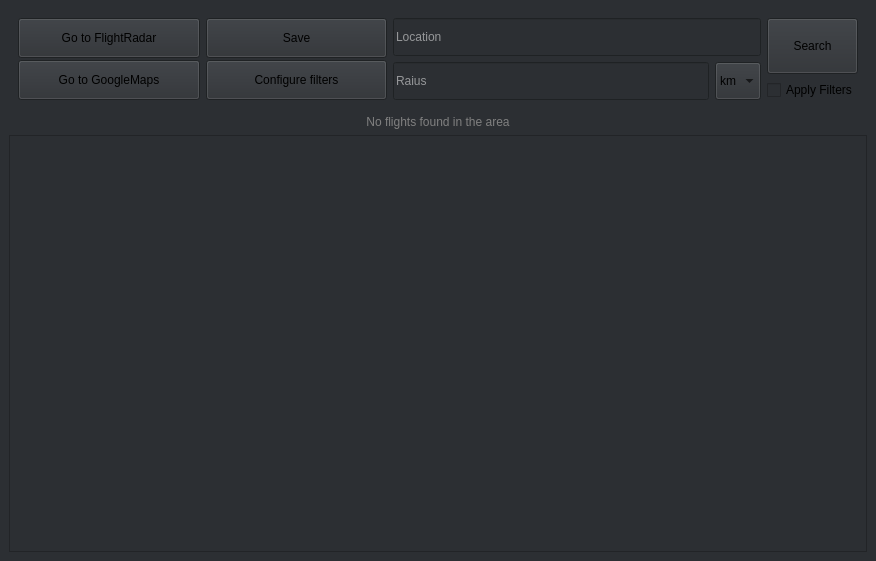
mikalaytsepl/FlightsAround, file ui/test.ui: the form before one commit.
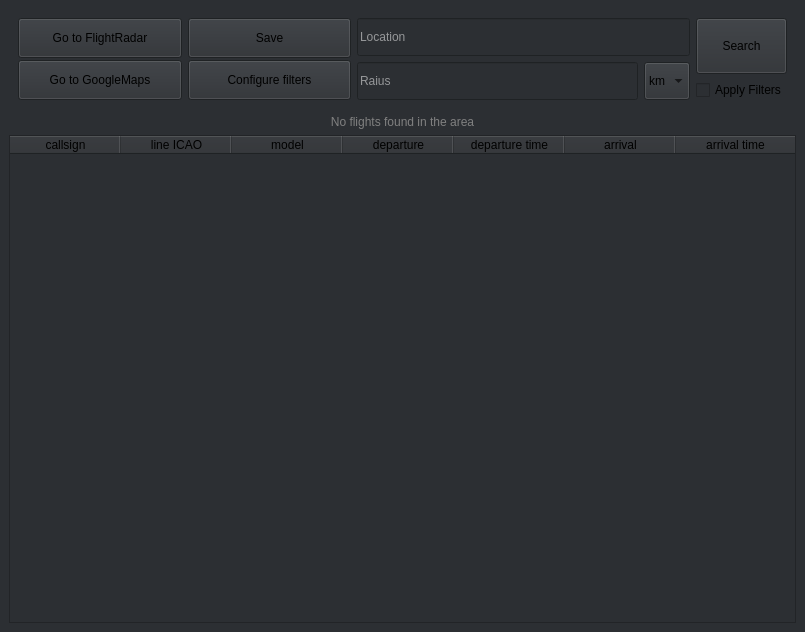
The form after the commit. Icons and pictures are not drawn.

Patch:
```diff
--- a/ui/test.ui
+++ b/ui/test.ui
@@ -12,8 +12,8 @@
    <rect>
     <x>0</x>
     <y>0</y>
-    <width>876</width>
-    <height>561</height>
+    <width>805</width>
+    <height>632</height>
    </rect>
   </property>
   <property name="sizePolicy">
@@ -29,6 +29,9 @@
    <iconset theme="weather-overcast">
     <normaloff>../../../../../../.designer/backup</normaloff>../../../../../../.designer/backup</iconset>
   </property>
+  <property name="autoFillBackground">
+   <bool>false</bool>
+  </property>
   <property name="inputMethodHints">
    <set>Qt::ImhNone</set>
   </property>
@@ -266,10 +269,60 @@
        </widget>
       </item>
       <item>
-       <widget class="QTableView" name="flightsTable">
-        <property name="styleSheet">
-         <string notr="true"/>
+       <widget class="QTableWidget" name="flightsTable">
+        <property name="showGrid">
+         <bool>true</bool>
         </property>
+        <attribute name="horizontalHeaderVisible">
+         <bool>true</bool>
+        </attribute>
+        <attribute name="horizontalHeaderCascadingSectionResizes">
+         <bool>true</bool>
+        </attribute>
+        <attribute name="horizontalHeaderDefaultSectionSize">
+         <number>111</number>
+        </attribute>
+        <attribute name="horizontalHeaderShowSortIndicator" stdset="0">
+         <bool>true</bool>
+        </attribute>
+        <attribute name="horizontalHeaderStretchLastSection">
+         <bool>true</bool>
+        </attribute>
+        <column>
+         <property name="text">
+          <string>callsign</string>
+         </property>
+        </column>
+        <column>
+         <property name="text">
+          <string>line ICAO</string>
+         </property>
+        </column>
+        <column>
+         <property name="text">
+          <string>model</string>
+         </property>
+        </column>
+        <column>
+         <property name="text">
+          <string>departure</string>
+         </property>
+        </column>
+        <column>
+         <property name="text">
+          <string>departure time</string>
+         </property>
+        </column>
+        <column>
+         <property name="text">
+          <string>arrival</string>
+         </property>
+        </column>
+        <column>
+         <property name="text">
+          <string>arrival time</string>
+         </property>
+        </column>
        </widget>
       </item>
      </layout>
```
Left out of the diff: 4 changed lines with no effect on the pictures.
